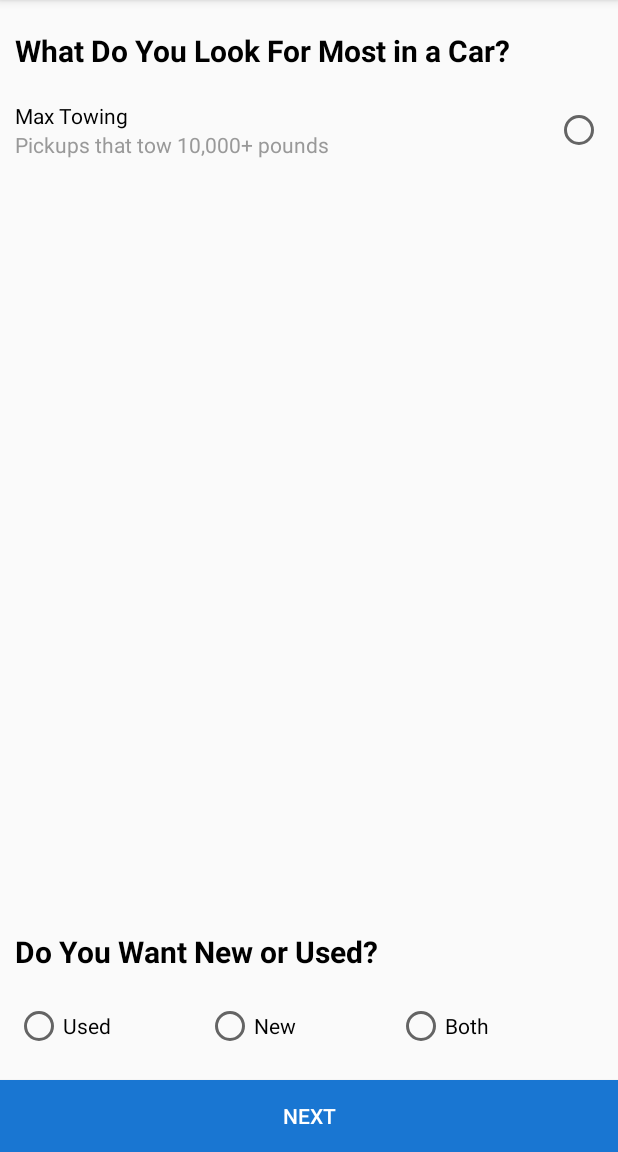
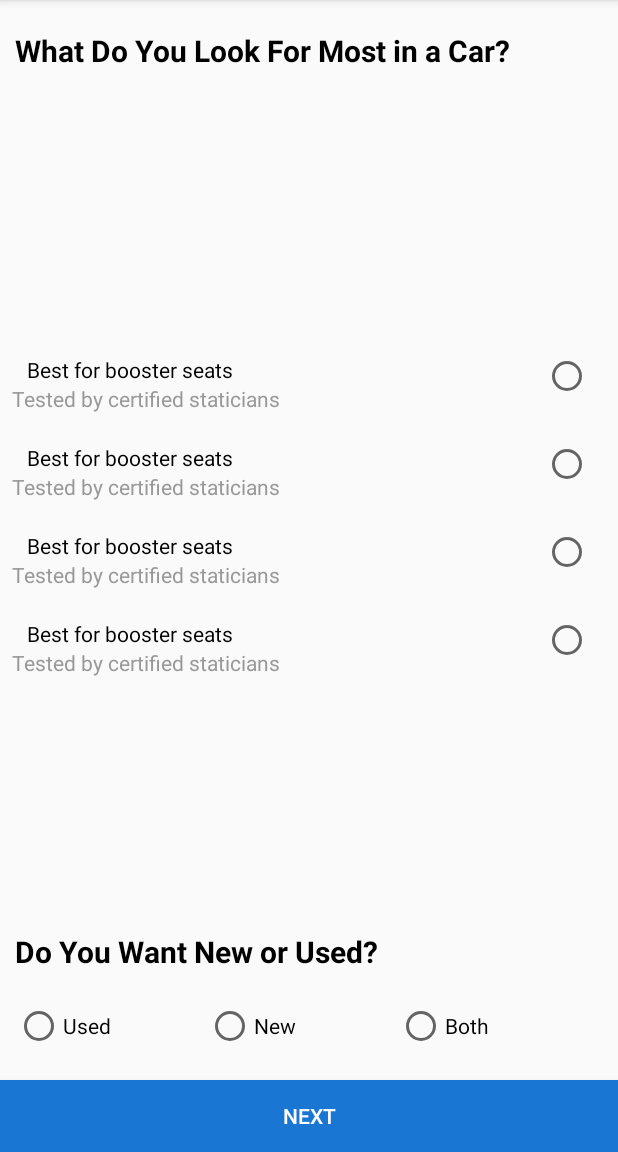
Before and after one commit to kwizeraarnold/MobiMotors, an Android app: the StepsFragment screen opened directly, with no data from a screen before it, on a phone screen of 412 x 824 dp, the part 84-1236 px from its top. Run offline under Robolectric (Android 15) with nearby library versions, the phone set to English and light mode, and no system bars.

Commit message:
added dynamically inflated question view to the steps fragement

```diff
--- a/app/src/main/java/com/mobi/mobimotors/StepsFragment.java
+++ b/app/src/main/java/com/mobi/mobimotors/StepsFragment.java
@@ -9,17 +9,19 @@ import androidx.fragment.app.Fragment;
 import android.view.LayoutInflater;
 import android.view.View;
 import android.view.ViewGroup;
+import android.widget.LinearLayout;
+import android.widget.RadioButton;
+import android.widget.RadioGroup;
+import android.widget.TextView;
+import android.widget.Toast;
+
+import com.mobi.mobimotors.models.Question;
+
+import java.util.ArrayList;
 
 
-/**
- * A simple {@link Fragment} subclass.
- * Activities that contain this fragment must implement the
- * {@link StepsFragment.OnFragmentInteractionListener} interface
- * to handle interaction events.
- * Use the {@link StepsFragment#newInstance} factory method to
- * create an instance of this fragment.
- */
 public class StepsFragment extends Fragment {
+    ArrayList<Question> questions;
 
     private OnFragmentInteractionListener mListener;
 
@@ -31,13 +33,52 @@ public class StepsFragment extends Fragment {
     public void onCreate(Bundle savedInstanceState) {
         super.onCreate(savedInstanceState);
 
+        questions = new ArrayList<>();
+        questions.add(new Question("Best for booster seats","Tested by certified staticians"));
+        questions.add(new Question("Best for booster seats","Tested by certified staticians"));
+        questions.add(new Question("Best for booster seats","Tested by certified staticians"));
+        questions.add(new Question("Best for booster seats","Tested by certified staticians"));
+
     }
 
     @Override
     public View onCreateView(LayoutInflater inflater, ViewGroup container,
                              Bundle savedInstanceState) {
+        //inflate the question layout
+//        View row = getLayoutInflater().inflate(R.layout.row_question,null);
+
         // Inflate the layout for this fragment
         View root = inflater.inflate(R.layout.fragment_steps, container, false);
+
+        //populate the radio group with questions
+        final LinearLayout rootLinearLayout = root.findViewById(R.id.linearLayout_fragmentSteps);
+        //loop through the questions and add them to the group
+        for(Question q: questions){
+            View row = getLayoutInflater().inflate(R.layout.row_question,null);
+            TextView title =row.findViewById(R.id.TextView_question_title);
+            title.setText(q.getName());
+
+            TextView subtitle =row.findViewById(R.id.TextView_question_subtile);
+            subtitle.setText(q.getDescription());
+            rootLinearLayout.addView(row);
+        }
+        for(final View v:getViewsByTag(rootLinearLayout,"Radio")){
+            ((RadioButton)v).setOnClickListener(new View.OnClickListener() {
+                @Override
+                public void onClick(View view) {
+//                    Toast.makeText(getActivity(), view.get, Toast.LENGTH_SHORT).show();
+
+                    for(View v1:getViewsByTag(rootLinearLayout,"Radio")){
+                        if(!view.equals(v1)){
+                            ((RadioButton)v1).setChecked(false);
+
+                        }
+//
+                    }
+                }
+            });
+        }
+
         root.findViewById(R.id.btn_next).setOnClickListener(new View.OnClickListener() {
             @Override
             public void onClick(View v) {
@@ -86,4 +127,22 @@ public class StepsFragment extends Fragment {
         // TODO: Update argument type and name
         void onFragmentInteraction(Uri uri);
     }
+    //copied from statck overflow https://stackoverflow.com/questions/8817377/android-how-to-find-multiple-views-with-common-attribute
+    private static ArrayList<View> getViewsByTag(ViewGroup root, String tag){
+        ArrayList<View> views = new ArrayList<View>();
+        final int childCount = root.getChildCount();
+        for (int i = 0; i < childCount; i++) {
+            final View child = root.getChildAt(i);
+            if (child instanceof ViewGroup) {
+                views.addAll(getViewsByTag((ViewGroup) child, tag));
+            }
+
+            final Object tagObj = child.getTag();
+            if (tagObj != null && tagObj.equals(tag)) {
+                views.add(child);
+            }
+
+        }
+        return views;
+    }
 }
--- /dev/null
+++ b/app/src/main/java/com/mobi/mobimotors/adapters/QuestionsAdapter.java
@@ -0,0 +1,81 @@
+package com.mobi.mobimotors.adapters;
+
+import android.view.View;
+import android.view.ViewGroup;
+import android.widget.ListView;
+
+import androidx.annotation.NonNull;
+import androidx.recyclerview.widget.RecyclerView;
+
+public class QuestionsAdapter extends RecyclerView.Adapter<QuestionsAdapter.ViewHolder>{
+
+
+    /**
+     * Called when RecyclerView needs a new {@link ViewHolder} of the given type to represent
+     * an item.
+     * <p>
+     * This new ViewHolder should be constructed with a new View that can represent the items
+     * of the given type. You can either create a new View manually or inflate it from an XML
+     * layout file.
+     * <p>
+     * The new ViewHolder will be used to display items of the adapter using
+     * {@link #onBindViewHolder(ViewHolder, int, List)}. Since it will be re-used to display
+     * different items in the data set, it is a good idea to cache references to sub views of
+     * the View to avoid unnecessary {@link View#findViewById(int)} calls.
+     *
+     * @param parent   The ViewGroup into which the new View will be added after it is bound to
+     *                 an adapter position.
+     * @param viewType The view type of the new View.
+     * @return A new ViewHolder that holds a View of the given view type.
+     * @see #getItemViewType(int)
+     * @see #onBindViewHolder(ViewHolder, int)
+     */
+    @NonNull
+    @Override
+    public ViewHolder onCreateViewHolder(@NonNull ViewGroup parent, int viewType) {
+        return null;
+    }
+
+    /**
+     * Called by RecyclerView to display the data at the specified position. This method should
+     * update the contents of the {@link ViewHolder#itemView} to reflect the item at the given
+     * position.
+     * <p>
+     * Note that unlike {@link ListView}, RecyclerView will not call this method
+     * again if the position of the item changes in the data set unless the item itself is
+     * invalidated or the new position cannot be determined. For this reason, you should only
+     * use the <code>position</code> parameter while acquiring the related data item inside
+     * this method and should not keep a copy of it. If you need the position of an item later
+     * on (e.g. in a click listener), use {@link ViewHolder#getAdapterPosition()} which will
+     * have the updated adapter position.
+     * <p>
+     * Override {@link #onBindViewHolder(ViewHolder, int, List)} instead if Adapter can
+     * handle efficient partial bind.
+     *
+     * @param holder   The ViewHolder which should be updated to represent the contents of the
+     *                 item at the given position in the data set.
+     * @param position The position of the item within the adapter's data set.
+     */
+    @Override
+    public void onBindViewHolder(@NonNull ViewHolder holder, int position) {
+
+    }
+
+    /**
+     * Returns the total number of items in the data set held by the adapter.
+     *
+     * @return The total number of items in this adapter.
+     */
+    @Override
+    public int getItemCount() {
+        return 0;
+    }
+
+    public class ViewHolder extends RecyclerView.ViewHolder{
+
+        public ViewHolder(View rowView){
+            super(rowView);
+
+        }
+    }
+}
--- /dev/null
+++ b/app/src/main/java/com/mobi/mobimotors/models/Question.java
@@ -0,0 +1,34 @@
+package com.mobi.mobimotors.models;
+
+public class Question {
+    String name, Description;
+
+    public Question(String name, String description) {
+        this.name = name;
+        Description = description;
+    }
+
+    public String getName() {
+        return name;
+    }
+
+    public void setName(String name) {
+        this.name = name;
+    }
+
+    public String getDescription() {
+        return Description;
+    }
+
+    public void setDescription(String description) {
+        Description = description;
+    }
+
+    @Override
+    public String toString() {
+        return "Question{" +
+            "name='" + name + '\'' +
+            ", Description='" + Description + '\'' +
+            '}';
+    }
+}
--- a/app/src/main/res/layout/fragment_steps.xml
+++ b/app/src/main/res/layout/fragment_steps.xml
@@ -62,15 +62,6 @@
             </RadioGroup>
         </LinearLayout>
 
-        <RadioButton
-            android:layout_width="wrap_content"
-            android:layout_height="wrap_content"
-            android:layout_alignRight="@id/container"
-            android:layout_marginRight="10dp"
-            app:layout_constraintBottom_toBottomOf="@+id/subtile"
-            app:layout_constraintEnd_toEndOf="parent"
-            app:layout_constraintTop_toTopOf="@+id/title" />
-
         <TextView
             android:id="@+id/textView5"
             android:layout_width="match_parent"
@@ -101,27 +92,34 @@
             app:layout_constraintHorizontal_bias="1.0"
             app:layout_constraintStart_toStartOf="parent" />
 
-        <TextView
-            android:id="@+id/title"
-            android:layout_width="wrap_content"
+        <LinearLayout
+            android:orientation="vertical"
+            android:id="@+id/linearLayout_fragmentSteps"
+            android:layout_width="match_parent"
             android:layout_height="wrap_content"
-            android:layout_marginLeft="10dp"
-            android:layout_marginTop="20dp"
-            android:layout_marginBottom="20dp"
-            android:text="Max Towing"
-            android:textColor="@android:color/black"
+            android:layout_marginStart="8dp"
+            android:layout_marginEnd="8dp"
+            app:layout_constraintBottom_toTopOf="@+id/textView6"
+            app:layout_constraintEnd_toEndOf="parent"
             app:layout_constraintStart_toStartOf="parent"
-            app:layout_constraintTop_toBottomOf="@+id/textView5" />
+            app:layout_constraintTop_toBottomOf="@+id/textView5"
+            >
 
-        <TextView
-            android:id="@+id/subtile"
-            android:layout_width="wrap_content"
-            android:layout_height="wrap_content"
-            android:layout_alignBottom="@id/title"
-            android:text="Pickups that tow 10,000+ pounds"
-            android:textColor="@color/grey_40"
-            app:layout_constraintStart_toStartOf="@+id/title"
-            app:layout_constraintTop_toBottomOf="@+id/title" />
+        </LinearLayout>
+
+<!--        <androidx.recyclerview.widget.RecyclerView-->
+<!--            android:id="@+id/recyclerView_fragmentSteps"-->
+<!--            android:layout_width="409dp"-->
+<!--            android:layout_height="477dp"-->
+<!--            android:layout_marginStart="8dp"-->
+<!--            android:layout_marginTop="8dp"-->
+<!--            android:layout_marginEnd="8dp"-->
+<!--            android:layout_marginBottom="8dp"-->
+<!--            app:layout_constraintBottom_toTopOf="@+id/textView6"-->
+<!--            app:layout_constraintEnd_toEndOf="parent"-->
+<!--            app:layout_constraintHorizontal_bias="0.571"-->
+<!--            app:layout_constraintStart_toStartOf="parent"-->
+<!--            app:layout_constraintTop_toBottomOf="@+id/textView5" />-->
     </androidx.constraintlayout.widget.ConstraintLayout>
 
 
--- /dev/null
+++ b/app/src/main/res/layout/row_question.xml
@@ -0,0 +1,39 @@
+<?xml version="1.0" encoding="utf-8"?>
+<LinearLayout xmlns:android="http://schemas.android.com/apk/res/android"
+    android:layout_width="match_parent"
+    android:layout_height="match_parent">
+    <LinearLayout
+        android:layout_weight="1"
+        android:orientation="vertical"
+        android:layout_width="wrap_content"
+        android:layout_height="wrap_content">
+        <TextView
+            android:id="@+id/TextView_question_title"
+            android:layout_width="wrap_content"
+            android:layout_height="wrap_content"
+            android:layout_marginLeft="10dp"
+            android:layout_marginTop="20dp"
+
+            android:text="Max Towing"
+            android:textColor="@android:color/black" />
+
+        <TextView
+            android:id="@+id/TextView_question_subtile"
+            android:layout_width="wrap_content"
+            android:layout_height="wrap_content"
+            android:layout_alignBottom="@id/title"
+            android:text="Pickups that tow 10,000+ pounds"
+            android:textColor="@color/grey_40" />
+    </LinearLayout>
+    <RadioButton
+        android:tag="Radio"
+        android:id="@+id/RadioButton_fragmentSteps"
+        android:layout_marginTop="18dp"
+        android:layout_width="wrap_content"
+        android:layout_height="wrap_content"
+        android:layout_alignRight="@id/container"
+        android:layout_marginRight="10dp"
+ />
+
+
+</LinearLayout>
--- a/build.gradle
+++ b/build.gradle
@@ -7,7 +7,7 @@ buildscript {
 
     }
     dependencies {
-        classpath 'com.android.tools.build:gradle:3.5.0'
+        classpath 'com.android.tools.build:gradle:3.5.2'
 
         // NOTE: Do not place your application dependencies here; they belong
         // in the individual module build.gradle files
```
